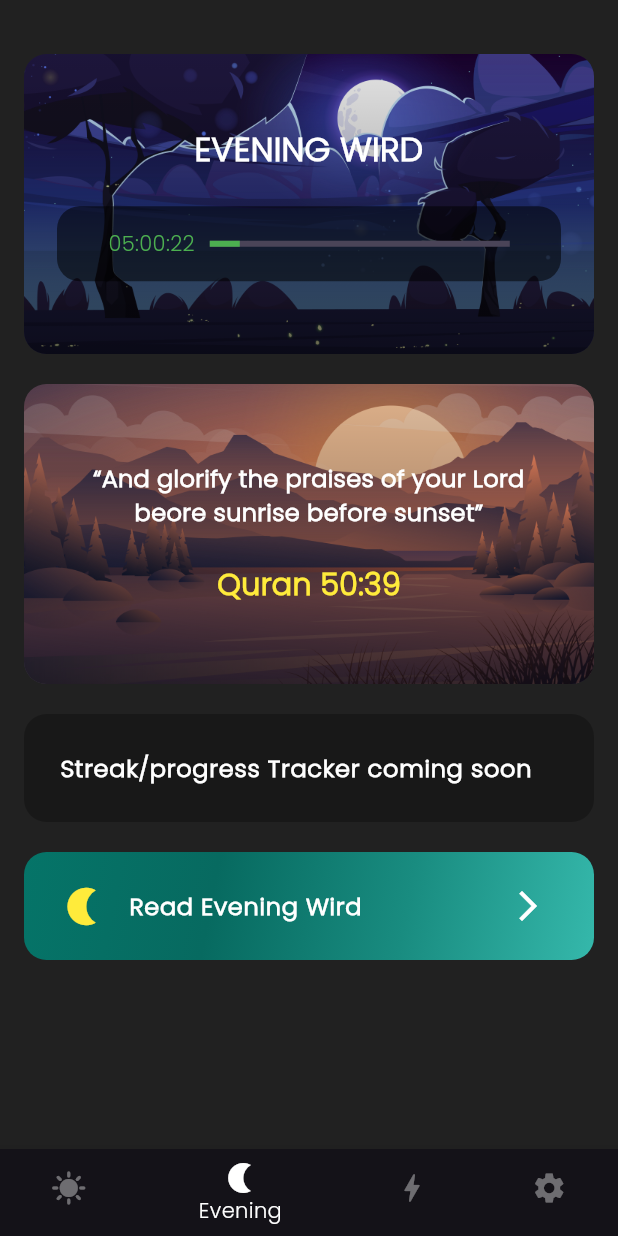
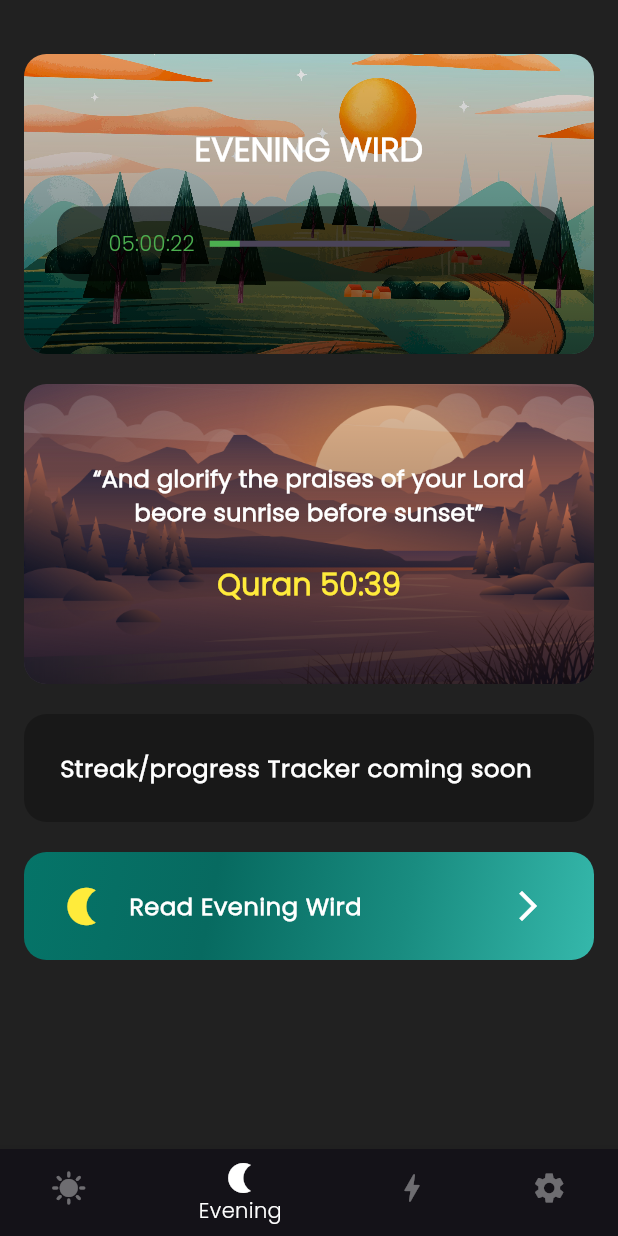
Before and after one commit to aslahmogral/wirdul_latif_app, a Flutter app: the screen it shows after launch, item 2 of the bottom bar chosen, on a phone screen of 412 x 824 dp. Run offline on Flutter 3.47's test engine with Material 3 defaults, Android fonts, the light colour scheme and no system bars; our stand-ins replace flutter_animate, lottie; missing offline and left inert: dart:ffi; project files that could hold a hidden picture were left out.

Commit message:
correct minor changes

```diff
--- a/lib/screens/bottom_nav_bar/bottom_navbar_model.dart
+++ b/lib/screens/bottom_nav_bar/bottom_navbar_model.dart
@@ -1,12 +1,10 @@
 import 'package:flutter/material.dart';
 import 'package:wirdul_latif/screens/home_screen/home_screen.dart';
 import 'package:wirdul_latif/screens/home_screen/home_screen_model.dart';
-import 'package:wirdul_latif/screens/wird_screen/wird_screen_model.dart';
-import 'package:wirdul_latif/utils.dart/constants.dart';
 
 class BottomNavbarModel with ChangeNotifier {
   BottomNavbarModel() {
-    // checkIsItMorningOrEvening();
+    checkIsItMorningOrEvening();
   }
   int currentindex = 0;
   bool isMorning = false;
--- a/lib/screens/home_screen/home_screen.dart
+++ b/lib/screens/home_screen/home_screen.dart
@@ -122,12 +122,22 @@ class HomeScreen extends StatelessWidget {
           decoration: BoxDecoration(
             borderRadius: BorderRadius.circular(15),
           ),
-          child: ClipRRect(
+          child:model.wirdType == WirdType.morning ? ClipRRect(
             borderRadius: BorderRadius.circular(15),
             child: FadeInImage(
               placeholder: AssetImage(
-                  model.mainImagePath), // Add your placeholder image here
-              image: AssetImage(model.mainImagePath),
+                  'asset/night.jpg'), // Add your placeholder image here
+              image: AssetImage('asset/morning.jpg'),
+              fit: BoxFit.cover,
+              fadeInDuration: Duration(milliseconds: 300),
+            ),
+          ):ClipRRect(
+            borderRadius: BorderRadius.circular(15),
+            child: FadeInImage(
+              filterQuality: FilterQuality.high,
+              placeholder: AssetImage(
+                  'asset/morning.jpg'), // Add your placeholder image here
+              image: AssetImage('asset/night.jpg'),
               fit: BoxFit.cover,
               fadeInDuration: Duration(milliseconds: 300),
             ),
--- a/lib/screens/home_screen/home_screen_model.dart
+++ b/lib/screens/home_screen/home_screen_model.dart
@@ -1,7 +1,4 @@
-import 'package:flutter/cupertino.dart';
 import 'package:flutter/material.dart';
-import 'package:flutter/widgets.dart';
-import 'package:wirdul_latif/main.dart';
 import 'package:wirdul_latif/screens/wird_screen/wird_screen.dart';
 import 'package:wirdul_latif/utils.dart/constants.dart';
 
```
